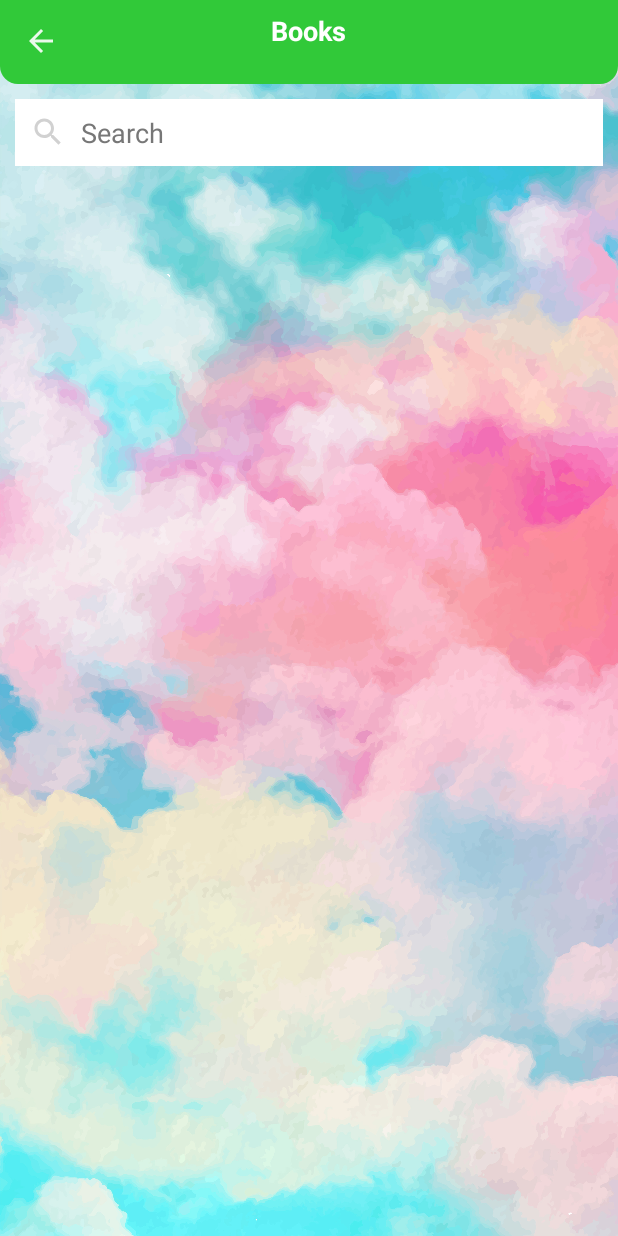
After one commit to Abhishek5520/E-Book, an Android app: the PdfListAdminActivity screen opened directly, with no data from a screen before it, on a phone screen of 412 x 824 dp. The commit adds this screen. Run offline under Robolectric (Android 15) with nearby library versions, the phone set to English and light mode, and no system bars; our stand-ins replace Firebase (no records; nobody signed in at launch, a user with empty details on screens opened directly); 2 statements that could not run were skipped.

Commit message:
Show Books RecyclerView

```diff
--- a/app/src/main/AndroidManifest.xml
+++ b/app/src/main/AndroidManifest.xml
@@ -9,10 +9,14 @@
         android:fullBackupContent="@xml/backup_rules"
         android:icon="@mipmap/ic_launcher"
         android:label="@string/app_name"
+        android:name=".MyApplication"
         android:roundIcon="@mipmap/ic_launcher_round"
         android:supportsRtl="true"
         android:theme="@style/Theme.MaterialComponents.Light.NoActionBar"
         tools:targetApi="31">
+        <activity
+            android:name=".PdfListAdminActivity"
+            android:exported="false" />
         <activity
             android:name=".PdfAddActivity"
             android:exported="false" />
--- /dev/null
+++ b/app/src/main/java/com/example/e_book/Constants.kt
@@ -0,0 +1,6 @@
+package com.example.e_book
+
+object Constants {
+
+    const val MAX_BYTES_PDF: Long = 50000000
+}
--- /dev/null
+++ b/app/src/main/java/com/example/e_book/PdfListAdminActivity.kt
@@ -0,0 +1,96 @@
+package com.example.e_book
+
+import androidx.appcompat.app.AppCompatActivity
+import android.os.Bundle
+import android.text.Editable
+import android.text.TextWatcher
+import android.util.Log
+import android.view.LayoutInflater
+import com.example.e_book.databinding.ActivityPdfListAdminBinding
+import com.google.firebase.database.DataSnapshot
+import com.google.firebase.database.DatabaseError
+import com.google.firebase.database.FirebaseDatabase
+import com.google.firebase.database.ValueEventListener
+import com.google.firebase.database.ktx.getValue
+import java.lang.Exception
+
+class PdfListAdminActivity : AppCompatActivity() {
+
+    private lateinit var binding: ActivityPdfListAdminBinding
+
+    private companion object{
+        const val TAG = "PDF_LIST_ADMIN_TAG"
+    }
+
+    private var categoryId = ""
+    private var category = ""
+
+    private lateinit var pdfArrayList: ArrayList<ModelPdf>
+
+    private lateinit var adapterPdfAdmin: AdapterPdfAdmin
+
+    override fun onCreate(savedInstanceState: Bundle?) {
+        super.onCreate(savedInstanceState)
+        binding = ActivityPdfListAdminBinding.inflate(layoutInflater)
+        setContentView(binding.root)
+
+        val intent = intent
+        categoryId = intent.getStringExtra("categoryId")!!
+        category = intent.getStringExtra("category")!!
+
+        binding.subTitleTv.text = category
+
+        loadPdfList()
+
+        binding.backBtn.setOnClickListener {
+            onBackPressed()
+        }
+
+        binding.searchEt.addTextChangedListener(object : TextWatcher{
+            override fun beforeTextChanged(p0: CharSequence?, p1: Int, p2: Int, p3: Int) {
+                TODO("Not yet implemented")
+            }
+
+            override fun onTextChanged(s: CharSequence?, p1: Int, p2: Int, p3: Int) {
+
+                try {
+                    adapterPdfAdmin.filter!!.filter(s)
+                }
+                catch (e: Exception){
+                    Log.d(TAG, "onTextChanged: ${e.message}")
+                }
+            }
+
+            override fun afterTextChanged(p0: Editable?) {
+                TODO("Not yet implemented")
+            }
+        })
+    }
+
+    private fun loadPdfList() {
+
+        pdfArrayList = ArrayList()
+
+        val ref = FirebaseDatabase.getInstance().getReference("Books")
+        ref.orderByChild("categoryId").equalTo(categoryId)
+            .addValueEventListener(object : ValueEventListener{
+                override fun onDataChange(snapshot: DataSnapshot) {
+                    pdfArrayList.clear()
+                    for (ds in snapshot.children){
+                        val model = ds.getValue(ModelPdf::class.java)
+
+                        if (model != null) {
+                            pdfArrayList.add(model)
+                            Log.d(TAG, "onDataChange: ${model.title}  ${model.categoryId}")
+                        }
+                    }
+                    adapterPdfAdmin = AdapterPdfAdmin(this@PdfListAdminActivity, pdfArrayList)
+                    binding.booksRv.adapter = adapterPdfAdmin
+                }
+
+                override fun onCancelled(error: DatabaseError) {
+                    TODO("Not yet implemented")
+                }
+            })
+    }
+}
--- /dev/null
+++ b/app/src/main/res/drawable/ic_more_black.xml
@@ -0,0 +1,5 @@
+<vector android:alpha="0.9" android:height="24dp" android:tint="#000000"
+    android:viewportHeight="24" android:viewportWidth="24"
+    android:width="24dp" xmlns:android="http://schemas.android.com/apk/res/android">
+    <path android:fillColor="@android:color/white" android:pathData="M12,8c1.1,0 2,-0.9 2,-2s-0.9,-2 -2,-2 -2,0.9 -2,2 0.9,2 2,2zM12,10c-1.1,0 -2,0.9 -2,2s0.9,2 2,2 2,-0.9 2,-2 -0.9,-2 -2,-2zM12,16c-1.1,0 -2,0.9 -2,2s0.9,2 2,2 2,-0.9 2,-2 -0.9,-2 -2,-2z"/>
+</vector>
--- /dev/null
+++ b/app/src/main/res/layout/activity_pdf_list_admin.xml
@@ -0,0 +1,76 @@
+<?xml version="1.0" encoding="utf-8"?>
+<RelativeLayout xmlns:android="http://schemas.android.com/apk/res/android"
+    xmlns:app="http://schemas.android.com/apk/res-auto"
+    xmlns:tools="http://schemas.android.com/tools"
+    android:layout_width="match_parent"
+    android:layout_height="match_parent"
+    android:background="@drawable/bc6"
+    tools:context=".PdfListAdminActivity">
+
+    <RelativeLayout
+        android:id="@+id/toolbarRl"
+        android:layout_width="match_parent"
+        android:background="@drawable/edt_sh3"
+        android:layout_height="?actionBarSize">
+
+        <ImageButton
+            android:id="@+id/backBtn"
+            android:layout_width="wrap_content"
+            android:layout_height="wrap_content"
+            android:layout_marginStart="10dp"
+            android:layout_marginTop="10dp"
+            android:layout_marginEnd="10dp"
+            android:layout_marginBottom="10dp"
+            android:background="@android:color/transparent"
+            android:padding="5dp"
+            android:src="@drawable/ic_back_white"/>
+
+        <TextView
+            android:id="@+id/titleTv"
+            android:layout_width="wrap_content"
+            android:layout_height="wrap_content"
+            android:text="Books"
+            android:textSize="18sp"
+            android:textStyle="bold"
+            android:layout_marginTop="8dp"
+            android:layout_centerHorizontal="true"
+            android:textColor="@color/white"/>
+
+        <TextView
+            android:id="@+id/subTitleTv"
+            android:textColor="@color/white"
+            android:layout_below="@id/titleTv"
+            android:text="Category"
+            android:layout_centerHorizontal="true"
+            android:layout_width="wrap_content"
+            android:layout_height="wrap_content"/>
+
+    </RelativeLayout>
+
+    <EditText
+        android:id="@+id/searchEt"
+        android:layout_width="match_parent"
+        android:layout_height="wrap_content"
+        android:layout_below="@id/toolbarRl"
+        android:layout_marginStart="10dp"
+        android:layout_marginEnd="10dp"
+        android:layout_marginTop="10dp"
+        android:background="@color/white"
+        android:padding="10dp"
+        android:drawablePadding="10dp"
+        android:hint="Search"
+        android:textColor="@color/black"
+        android:textColorHint="@color/gray2"
+        android:drawableStart="@drawable/ic_search_gray"
+        />
+
+    <androidx.recyclerview.widget.RecyclerView
+        android:id="@+id/booksRv"
+        android:layout_below="@id/searchEt"
+        android:layout_margin="10dp"
+        app:layoutManager="androidx.recyclerview.widget.LinearLayoutManager"
+        android:layout_width="match_parent"
+        android:layout_height="match_parent"
+        tools:listitem="@layout/roe_pdf_admin"/>
+
+</RelativeLayout>
--- a/gradle.properties
+++ b/gradle.properties
@@ -15,6 +15,7 @@ org.gradle.jvmargs=-Xmx2048m -Dfile.encoding=UTF-8
 # Android operating system, and which are packaged with your app"s APK
 # https://developer.android.com/topic/libraries/support-library/androidx-rn
 android.useAndroidX=true
+android.enableJetifier=true
 # Kotlin code style for this project: "official" or "obsolete":
 kotlin.code.style=official
 # Enables namespacing of each library's R class so that its R class includes only the
--- a/settings.gradle
+++ b/settings.gradle
@@ -4,6 +4,7 @@ pluginManagement {
         google()
         mavenCentral()
         maven { url 'https://jitpack.io' }
+        jcenter()
     }
 }
 dependencyResolutionManagement {
@@ -12,6 +13,7 @@ dependencyResolutionManagement {
         google()
         mavenCentral()
         maven { url 'https://jitpack.io' }
+        jcenter()
     }
 }
 rootProject.name = "E-Book"
```
Also changed, not shown: app/build.gradle (+7 -3 lines), app/src/main/java/com/example/e_book/AdapterCategory.kt (+10 -0 lines), app/src/main/java/com/example/e_book/AdapterPdfAdmin.kt (added, +85 -0 lines), app/src/main/java/com/example/e_book/FilterPdfAdmin.kt (added, +42 -0 lines), app/src/main/java/com/example/e_book/ModelPdf.kt (added, +40 -0 lines), app/src/main/java/com/example/e_book/MyApplication.kt (added, +125 -0 lines), app/src/main/res/layout/activity_category_add.xml (+5 -3 lines), app/src/main/res/layout/roe_pdf_admin.xml (added, +103 -0 lines), build.gradle (+14 -1 lines).
